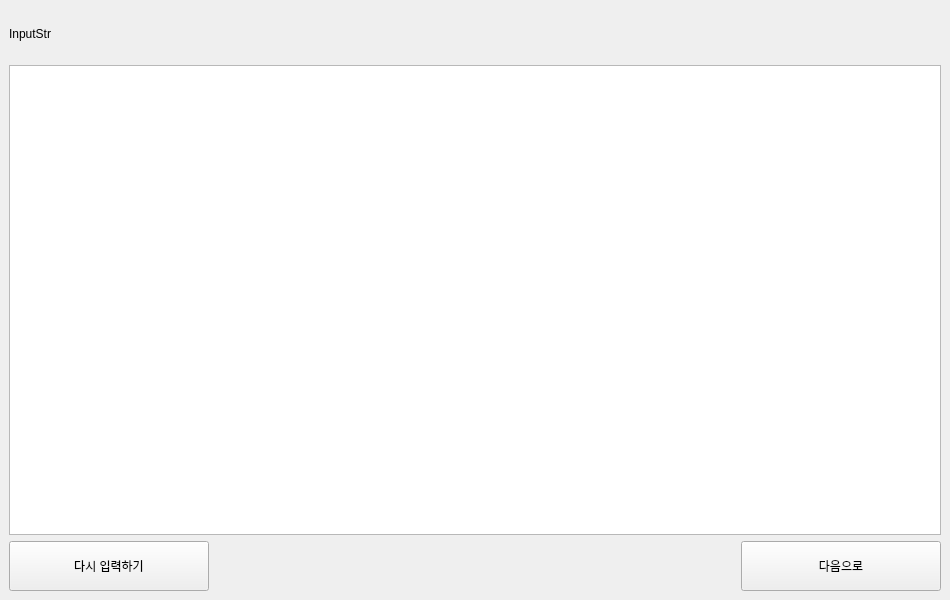
Before: the Qt Designer form front/aipage/ai_Dialog.ui in LeeHuSeong/Kiosk_AI, drawn with Qt 5.
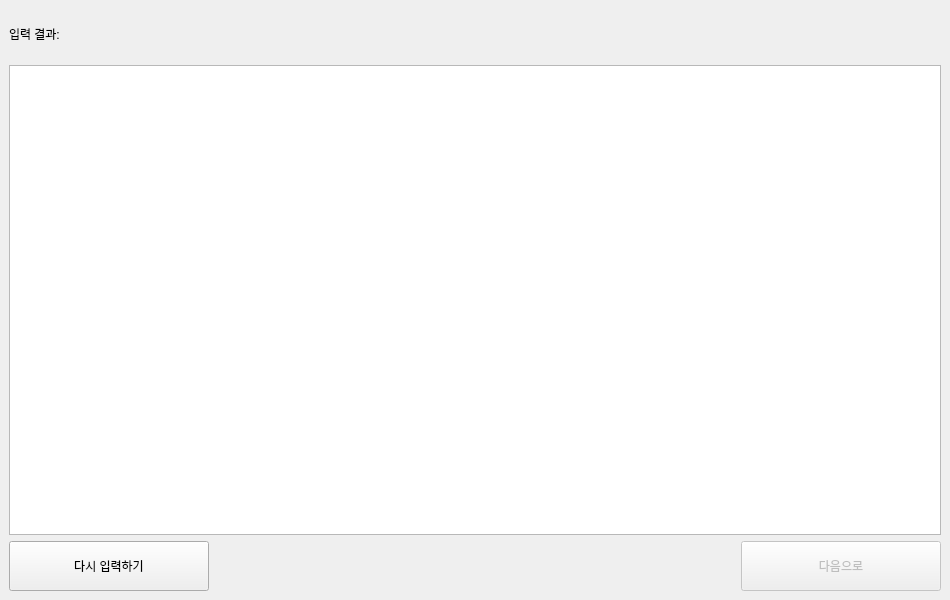
After: the same form once the commit is applied. The open tabs and pages were chosen to show the change.

```diff
--- a/front/aipage/ai_Dialog.ui
+++ b/front/aipage/ai_Dialog.ui
@@ -89,7 +89,7 @@
           </size>
          </property>
          <property name="text">
-          <string>InputStr</string>
+          <string>입력 결과: </string>
          </property>
         </widget>
        </item>
@@ -126,6 +126,9 @@
          </item>
          <item>
           <widget class="QPushButton" name="pushButton_5">
+           <property name="enabled">
+            <bool>false</bool>
+           </property>
            <property name="minimumSize">
             <size>
              <width>200</width>
```
Left out of the diff: 18 changed lines with no effect on the pictures.
